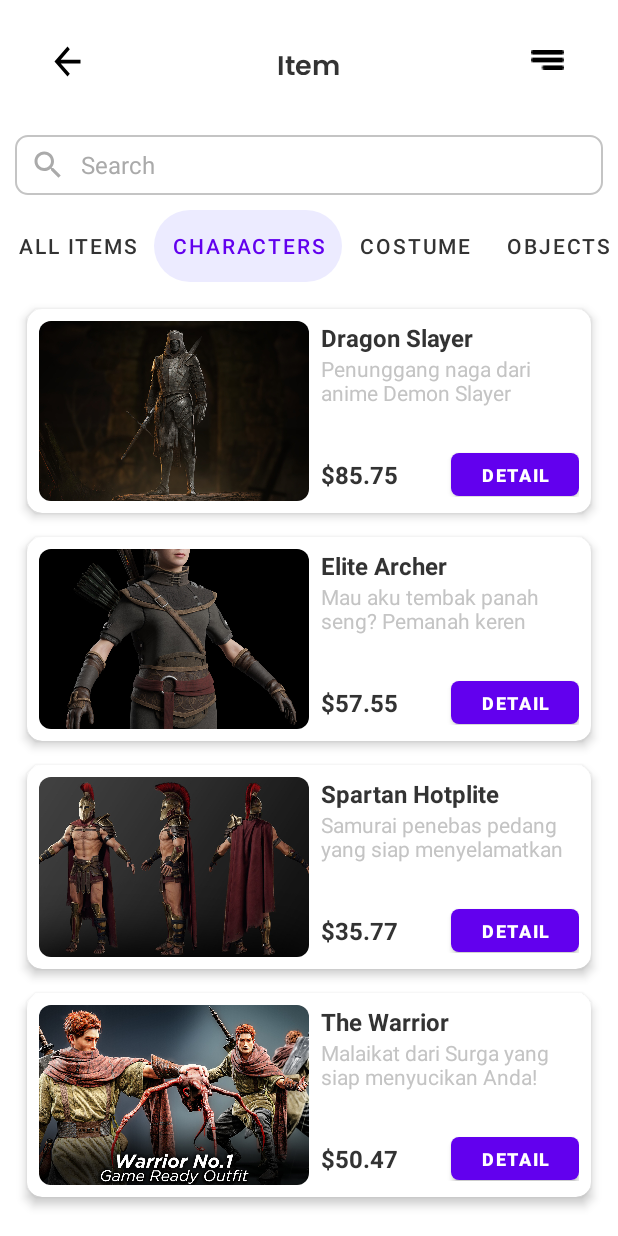
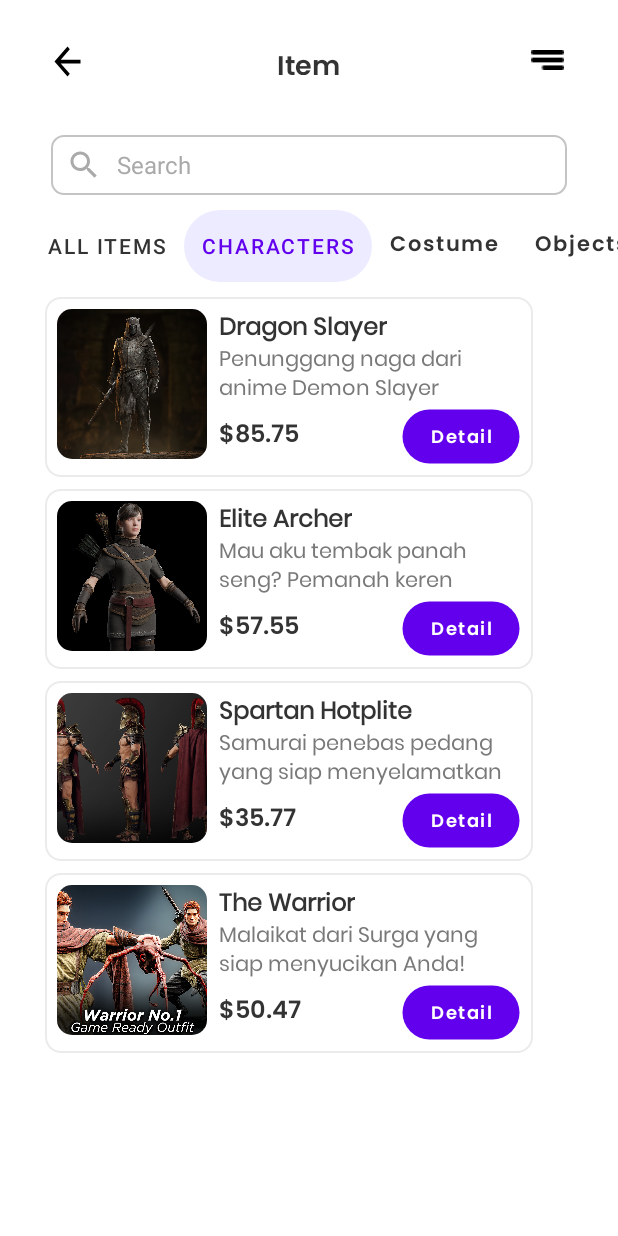
Before and after one commit to jasonchrism/AXForAsset, an Android app: the AllItemsFragment screen opened directly, with no data from a screen before it, tab 2 chosen, on a phone screen of 412 x 824 dp. Run offline under Robolectric (Android 15) with nearby library versions, the light colour scheme and no system bars; libraries missing offline, so code that uses them is left out: com.makeramen.roundedimageview.

Commit message:
style: styling card and tab

```diff
--- a/app/src/main/java/com/example/axforasset/ItemAdapter.java
+++ b/app/src/main/java/com/example/axforasset/ItemAdapter.java
@@ -28,9 +28,9 @@ public class ItemAdapter extends RecyclerView.Adapter<ItemAdapter.ItemViewHolder
         @Override
         public ItemViewHolder onCreateViewHolder (@NonNull ViewGroup parent,int viewType){
 
-            View view = LayoutInflater.from(context).inflate(R.layout.card_items, parent, false);
+//            View view = LayoutInflater.from(context).inflate(R.layout.card_items, parent, false);
 
-//         View view = LayoutInflater.from(context).inflate(R.layout.item_card, parent, false);
+            View view = LayoutInflater.from(context).inflate(R.layout.item_card, parent, false);
 
             return new ItemViewHolder(view);
         }
@@ -43,11 +43,6 @@ public class ItemAdapter extends RecyclerView.Adapter<ItemAdapter.ItemViewHolder
             holder.itemDescription.setText(item.getDescription());
             holder.itemPrice.setText(item.getPrice());
             holder.itemImage.setImageResource(item.getImageResourceId());
-
-//         holder.imageView.setImageResource(item.getImageResource());
-//         holder.titleTextView.setText(item.getTitle());
-//         holder.descriptionTextView.setText(item.getDescription());
-//         holder.priceTextView.setText("$" + item.getPrice());
 
             holder.detailButton.setOnClickListener(v -> {
                 // Handle detail button click
@@ -65,26 +60,17 @@ public class ItemAdapter extends RecyclerView.Adapter<ItemAdapter.ItemViewHolder
 
             TextView itemName, itemDescription, itemPrice;
             ImageView itemImage;
-            ImageView imageView;
-            TextView titleTextView;
-            TextView descriptionTextView;
-            TextView priceTextView;
 
             Button detailButton;
 
             public ItemViewHolder(@NonNull View itemView) {
                 super(itemView);
-             itemName = itemView.findViewById(R.id.itemName);
-             itemDescription = itemView.findViewById(R.id.itemDescription);
-             itemPrice = itemView.findViewById(R.id.itemPrice);
-             itemImage = itemView.findViewById(R.id.itemImage);
-             detailButton = itemView.findViewById(R.id.detailButton);
+                itemName = itemView.findViewById(R.id.itemName);
+                itemDescription = itemView.findViewById(R.id.itemDescription);
+                itemPrice = itemView.findViewById(R.id.itemPrice);
+                itemImage = itemView.findViewById(R.id.itemImage);
+                detailButton = itemView.findViewById(R.id.detailButton);
 
-//                imageView = itemView.findViewById(R.id.item_image);
-//                titleTextView = itemView.findViewById(R.id.item_title);
-//                descriptionTextView = itemView.findViewById(R.id.item_description);
-//                priceTextView = itemView.findViewById(R.id.item_price);
-//                detailButton = itemView.findViewById(R.id.item_detail_button);
             }
         }
     }
--- a/app/src/main/java/com/example/axforasset/ItemsActivity.java
+++ b/app/src/main/java/com/example/axforasset/ItemsActivity.java
@@ -2,16 +2,20 @@ package com.example.axforasset;
 
 import androidx.annotation.NonNull;
 import androidx.appcompat.app.AppCompatActivity;
+import androidx.core.content.res.ResourcesCompat;
 import androidx.recyclerview.widget.LinearLayoutManager;
 import androidx.recyclerview.widget.RecyclerView;
 import androidx.viewpager.widget.ViewPager;
 
+import android.graphics.Typeface;
 import android.os.Bundle;
+import android.view.Gravity;
 import android.view.KeyEvent;
 import android.view.Menu;
 import android.view.MenuInflater;
 import android.view.MenuItem;
 import android.view.ViewGroup;
+import android.view.ViewTreeObserver;
 import android.view.inputmethod.EditorInfo;
 import android.widget.Button;
 import android.widget.EditText;
@@ -23,6 +27,7 @@ import android.widget.Toolbar;
 import com.example.axforasset.Item;
 
 import com.google.android.material.tabs.TabLayout;
+import com.google.android.material.tabs.TabLayoutMediator;
 
 import java.util.ArrayList;
 import java.util.List;
@@ -75,6 +80,31 @@ public class ItemsActivity extends AppCompatActivity {
 
         tabLayoutCategories.setTabMode(TabLayout.MODE_SCROLLABLE);
 
+        tabLayoutCategories.getViewTreeObserver().addOnGlobalLayoutListener(new ViewTreeObserver.OnGlobalLayoutListener() {
+            @Override
+            public void onGlobalLayout() {
+                Typeface typeface = ResourcesCompat.getFont(ItemsActivity.this, R.font.poppins_semibold);
+
+                // Iterate through each tab and apply the font
+                for (int i = 0; i < tabLayoutCategories.getTabCount(); i++) {
+                    TabLayout.Tab tab = tabLayoutCategories.getTabAt(i);
+                    if (tab != null && tab.getCustomView() == null) {
+                        LinearLayout tabView = (LinearLayout) ((ViewGroup) tabLayoutCategories.getChildAt(0)).getChildAt(i);
+                        TextView tabTextView = (TextView) tabView.getChildAt(1); // Find TextView by index
+
+                        if (tabTextView != null) {
+                            tabTextView.setTypeface(typeface);
+                            tabTextView.setAllCaps(false);
+                            tabTextView.setGravity(Gravity.CENTER_VERTICAL); // Center text vertically
+                        }
+                    }
+                }
+
+                // Remove the listener to avoid triggering it multiple times
+                tabLayoutCategories.getViewTreeObserver().removeOnGlobalLayoutListener(this);
+            }
+        });
+
         recyclerViewItems = findViewById(R.id.recyclerViewItems);
         recyclerViewItems.setLayoutManager(new LinearLayoutManager(this));
         itemAdapter = new ItemAdapter(getItems(), this);
--- a/app/src/main/java/com/example/axforasset/MainActivity.java
+++ b/app/src/main/java/com/example/axforasset/MainActivity.java
@@ -14,18 +14,9 @@ public class MainActivity extends AppCompatActivity {
         super.onCreate(savedInstanceState);
         setContentView(R.layout.activity_main);
         new Handler().postDelayed(new Runnable() {
-            @Override
-//            public void run() {
-//                Intent intent = new Intent(MainActivity.this, LoginActivity.class);
-//                startActivity(intent);
-//                finish();
-//            }
             public void run() {
 
-                Intent intent = new Intent(MainActivity.this, PageDetail.class);
-
-//                Intent intent = new Intent(MainActivity.this, HomeActivity.class);
-//                 Intent intent = new Intent(MainActivity.this, PageDetail.class);
+                Intent intent = new Intent(MainActivity.this, HomeActivity.class);
 
                 startActivity(intent);
                 finish();
--- a/app/src/main/res/layout/activity_items.xml
+++ b/app/src/main/res/layout/activity_items.xml
@@ -48,7 +48,8 @@
         android:layout_width="match_parent"
         android:orientation="horizontal"
         android:layout_height="wrap_content"
-        android:layout_below="@id/rlHeader">
+        android:layout_below="@id/rlHeader"
+        android:paddingHorizontal="24dp">
 
         <FrameLayout
             android:layout_width="match_parent"
@@ -78,7 +79,8 @@
         android:id="@+id/viewPagerCategories"
         android:layout_width="match_parent"
         android:layout_height="wrap_content"
-        android:layout_below="@id/searchFrame">
+        android:layout_below="@id/searchFrame"
+        android:layout_marginStart="20dp">
 
         <com.google.android.material.tabs.TabLayout
             android:id="@+id/tabLayoutCategories"
@@ -93,7 +95,8 @@
             app:tabTextColor="@color/black"
             app:tabSelectedTextColor="@color/purple_500"
             app:tabIndicatorColor="@color/transparent"
-            app:tabRippleColor="@color/transparent"/>
+            app:tabRippleColor="@color/transparent"
+            />
     </androidx.viewpager.widget.ViewPager>
 
     <androidx.recyclerview.widget.RecyclerView
@@ -101,7 +104,8 @@
         android:layout_width="match_parent"
         android:layout_height="match_parent"
         android:layout_below="@id/viewPagerCategories"
-        android:padding="16dp"
-        android:clipToPadding="false" />
+        android:clipToPadding="false"
+        android:scrollbars="none"
+        />
 
 </RelativeLayout>
--- a/app/src/main/res/layout/item_card.xml
+++ b/app/src/main/res/layout/item_card.xml
@@ -3,13 +3,14 @@
     android:layout_width="325dp"
     android:layout_height="120dp"
     android:layout_marginEnd="8dp"
+    android:layout_marginBottom="8dp"
     android:padding="8dp"
     android:background="@drawable/card_background"
     android:orientation="horizontal">
 
     <!-- ImageView for the item image -->
     <ImageView
-        android:id="@+id/item_image"
+        android:id="@+id/itemImage"
         android:layout_width="100dp"
         android:layout_height="100dp"
         android:layout_marginEnd="8dp"
@@ -20,10 +21,10 @@
 
     <!-- Title TextView -->
     <TextView
-        android:id="@+id/item_title"
+        android:id="@+id/itemName"
         android:layout_width="wrap_content"
         android:layout_height="wrap_content"
-        android:layout_toEndOf="@id/item_image"
+        android:layout_toEndOf="@id/itemImage"
         android:text="Kunai Honai"
         android:textSize="16sp"
         android:textStyle="bold"
@@ -33,11 +34,11 @@
 
     <!-- Description TextView -->
     <TextView
-        android:id="@+id/item_description"
+        android:id="@+id/itemDescription"
         android:layout_width="wrap_content"
         android:layout_height="wrap_content"
-        android:layout_below="@id/item_title"
-        android:layout_toEndOf="@id/item_image"
+        android:layout_below="@id/itemName"
+        android:layout_toEndOf="@id/itemImage"
         android:text="Kunai sakti mata tajam biru pencabut nyawa"
         android:textSize="14sp"
         android:layout_marginBottom="2dp"
@@ -48,13 +49,13 @@
 
     <!-- Detail Button -->
     <TextView
-        android:id="@+id/item_price"
+        android:id="@+id/itemPrice"
         android:layout_width="wrap_content"
         android:layout_height="wrap_content"
         android:layout_alignParentBottom="true"
         android:layout_marginEnd="10dp"
         android:layout_marginBottom="5dp"
-        android:layout_toEndOf="@id/item_image"
+        android:layout_toEndOf="@id/itemImage"
         android:text="$100"
         android:textColor="@color/black"
         android:textSize="16sp"
@@ -62,11 +63,11 @@
         android:fontFamily="@font/poppins_semibold"/>
 
     <Button
-        android:id="@+id/item_detail_button"
+        android:id="@+id/detailButton"
         android:layout_width="wrap_content"
-        android:layout_height="wrap_content"
+        android:layout_height="38dp"
         android:minWidth="80dp"
-        android:minHeight="18dp"
+        android:minHeight="15dp"
         android:layout_alignParentBottom="true"
         android:layout_alignParentEnd="true"
         android:background="@drawable/button_background"
--- a/app/src/main/res/values/themes.xml
+++ b/app/src/main/res/values/themes.xml
@@ -13,4 +13,5 @@
         <item name="android:statusBarColor">@color/black</item>
         <!-- Customize your theme here. -->
     </style>
+
 </resources>
```
Also changed, not shown: app/src/main/java/com/example/axforasset/HomeActivity.java (+28 -18 lines).
